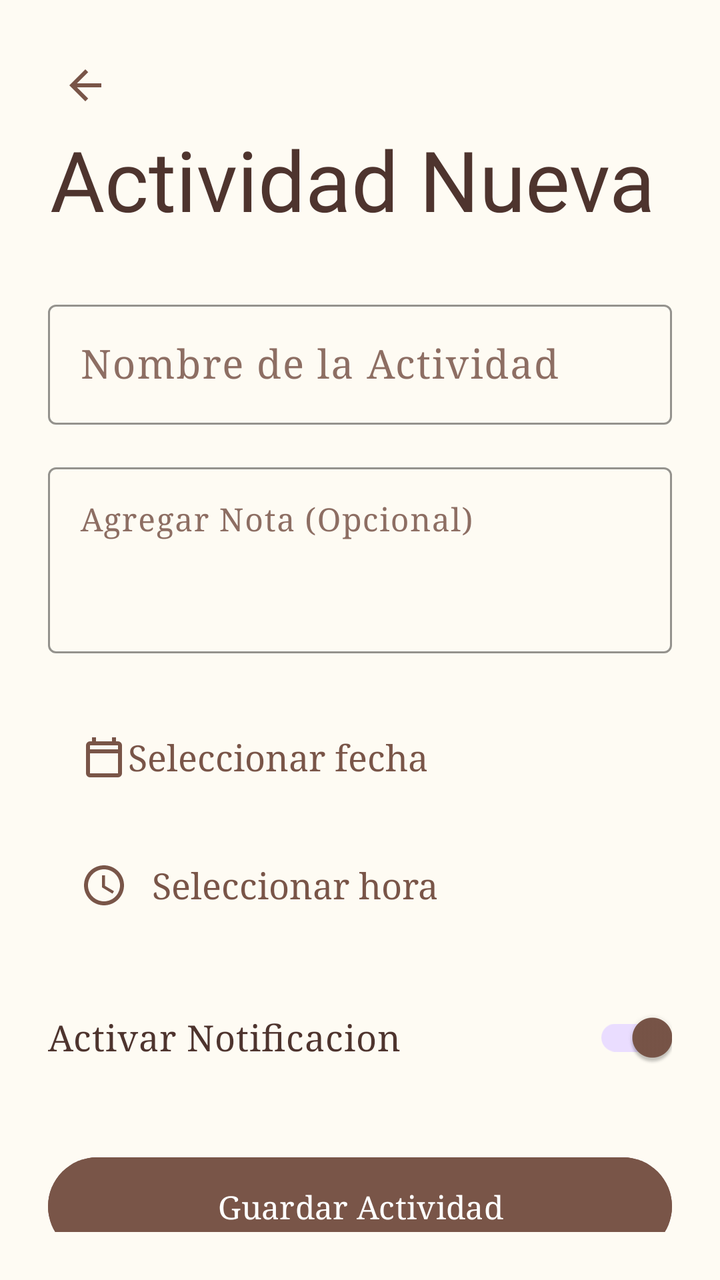
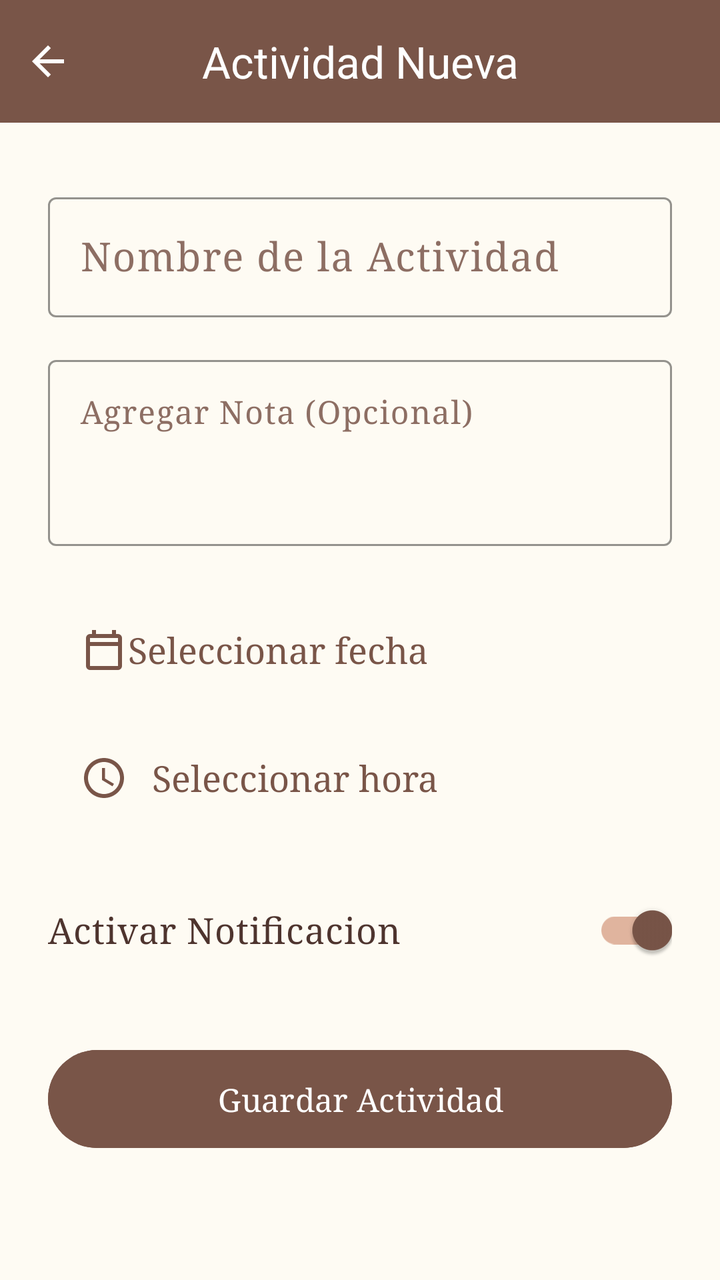

Compare the two renders of this Android layout. The source of the first and the diff that turns it into the second are given below.
<!-- AndroidManifest.xml: application theme Theme.ProyectoAula -->
<!-- res/layout/activity_add_reminder.xml -->
<?xml version="1.0" encoding="utf-8"?>
<androidx.constraintlayout.widget.ConstraintLayout xmlns:android="http://schemas.android.com/apk/res/android"    xmlns:app="http://schemas.android.com/apk/res-auto"
    xmlns:tools="http://schemas.android.com/tools"
    android:id="@+id/main"
    android:layout_width="match_parent"
    android:layout_height="match_parent"
    android:background="@color/background_color"
    android:padding="24dp"
    tools:context=".AddReminderActivity">

    

    <ImageButton
        android:id="@+id/btnBackAddReminder"
        android:layout_width="48dp"
        android:layout_height="48dp"
        android:layout_marginStart="-6dp"
        android:layout_marginTop="-6dp"
        android:background="?attr/selectableItemBackgroundBorderless"
        android:src="@drawable/ic_arrow_back"
        app:layout_constraintBottom_toBottomOf="parent"
        app:layout_constraintEnd_toEndOf="parent"
        app:layout_constraintHorizontal_bias="0.0"
        app:layout_constraintStart_toStartOf="parent"
        app:layout_constraintTop_toTopOf="parent"
        app:layout_constraintVertical_bias="0.0"
        app:tint="@color/primary_color" />

    <TextView
        android:id="@+id/TittleNewAct"
        android:layout_width="370dp"
        android:layout_height="67dp"
        android:layout_marginTop="32dp"
        android:fontFamily="@font/biz_udpmincho"
        android:gravity="center"
        android:text="@string/TittleNewAct"
        android:textColor="@color/text_color"
        android:textSize="42sp"
        app:layout_constraintEnd_toEndOf="parent"
        app:layout_constraintHorizontal_bias="0.571"
        app:layout_constraintStart_toStartOf="parent"
        app:layout_constraintTop_toTopOf="parent" />

    <com.google.android.material.textfield.TextInputLayout
        android:id="@+id/ActNameLayout"
        style="@style/Widget.Material3.TextInputLayout.OutlinedBox"
        android:layout_width="0dp"
        android:layout_height="wrap_content"
        android:layout_marginTop="24dp"
        android:hint="@string/ActNameEdit"
        android:textColorHint="@color/hint_color"
        app:boxStrokeColor="@color/primary_color"
        app:hintTextColor="@color/primary_color"
        app:layout_constraintEnd_toEndOf="parent"
        app:layout_constraintStart_toStartOf="parent"
        app:layout_constraintTop_toBottomOf="@+id/TittleNewAct">

        <com.google.android.material.textfield.TextInputEditText
            android:id="@+id/ActNameEdit"
            android:layout_width="match_parent"
            android:layout_height="wrap_content"
            android:fontFamily="serif"
            android:inputType="textCapSentences"
            android:textColor="@color/text_color"
            android:textSize="20sp" />

    </com.google.android.material.textfield.TextInputLayout>

    <com.google.android.material.textfield.TextInputLayout
        android:id="@+id/ActNoteLayout"
        style="@style/Widget.Material3.TextInputLayout.OutlinedBox"
        android:layout_width="0dp"
        android:layout_height="wrap_content"
        android:layout_marginTop="16dp"
        android:hint="@string/ActNoteEdit"
        android:textColorHint="@color/hint_color"
        app:boxStrokeColor="@color/primary_color"
        app:hintTextColor="@color/primary_color"
        app:layout_constraintEnd_toEndOf="parent"
        app:layout_constraintStart_toStartOf="parent"
        app:layout_constraintTop_toBottomOf="@+id/ActNameLayout">

        <com.google.android.material.textfield.TextInputEditText
            android:id="@+id/ActNoteEdit"
            android:layout_width="match_parent"
            android:layout_height="wrap_content"
            android:fontFamily="serif"
            android:gravity="top|start"
            android:inputType="textMultiLine"
            android:lines="3"
            android:textColor="@color/text_color" />

    </com.google.android.material.textfield.TextInputLayout>

    <TextView
        android:id="@+id/fecha_save"
        android:layout_width="0dp"
        android:layout_height="wrap_content"
        android:layout_marginTop="24dp"
        android:background="?attr/selectableItemBackground"
        android:clickable="true"
        android:focusable="true"
        android:fontFamily="serif"
        android:gravity="left|center_vertical"
        android:padding="16dp"
        android:text="@string/add_reminder_select_date"
        android:textColor="@color/primary_color"
        android:textSize="18sp"
        app:drawableStartCompat="@drawable/icon_date"
        app:drawableTint="@color/primary_color"
        app:layout_constraintEnd_toEndOf="parent"
        app:layout_constraintStart_toStartOf="parent"
        app:layout_constraintTop_toBottomOf="@+id/ActNoteLayout"
        tools:ignore="RtlHardcoded" />

    <TextView
        android:id="@+id/TimeReminder"
        android:layout_width="0dp"
        android:layout_height="wrap_content"
        android:layout_marginTop="8dp"
        android:background="?attr/selectableItemBackground"
        android:clickable="true"
        android:drawablePadding="12dp"
        android:focusable="true"
        android:fontFamily="serif"
        android:gravity="left|center_vertical"
        android:padding="16dp"
        android:text="@string/add_reminder_select_time"
        android:textColor="@color/primary_color"
        android:textSize="18sp"
        app:drawableStartCompat="@drawable/ic_time"
        app:drawableTint="@color/primary_color"
        app:layout_constraintEnd_toEndOf="parent"
        app:layout_constraintStart_toStartOf="parent"
        app:layout_constraintTop_toBottomOf="@+id/fecha_save"
        tools:ignore="RtlHardcoded" />

    <com.google.android.material.switchmaterial.SwitchMaterial
        android:id="@+id/NotificationSwitch"
        android:layout_width="0dp"
        android:layout_height="wrap_content"
        android:layout_marginTop="24dp"
        android:checked="true"
        android:fontFamily="serif"
        android:text="@string/NotificationSwitch"
        android:textColor="@color/text_color"
        android:textColorLink="@color/text_color"
        android:textSize="18sp"
        app:layout_constraintEnd_toEndOf="parent"
        app:layout_constraintStart_toStartOf="parent"
        app:layout_constraintTop_toBottomOf="@+id/TimeReminder" />

    <com.google.android.material.button.MaterialButton
        android:id="@+id/ButtonSave"
        android:layout_width="0dp"
        android:layout_height="wrap_content"
        android:layout_marginTop="32dp"
        android:backgroundTint="@color/primary_color"
        android:fontFamily="serif"
        android:padding="14dp"
        android:text="@string/ButtonSave"
        android:textColor="@color/white"
        android:textSize="16sp"
        app:layout_constraintEnd_toEndOf="parent"
        app:layout_constraintStart_toStartOf="parent"
        app:layout_constraintTop_toBottomOf="@+id/NotificationSwitch" />

</androidx.constraintlayout.widget.ConstraintLayout>
<!-- resources referenced by this layout -->
<resources>
  <color name="background_color">#FFFEFBF3</color>
  <color name="hint_color">#FF8D6E63</color>
  <color name="primary_color">#FF795548</color>
  <color name="text_color">#FF4E342E</color>
  <color name="white">#FFFFFFFF</color>
  <!-- drawable ic_arrow_back (drawable) -->
  <vector xmlns:android="http://schemas.android.com/apk/res/android" android:autoMirrored="true" android:height="24dp" android:tint="#000000" android:viewportHeight="960" android:viewportWidth="960" android:width="24dp">
        
      <path android:fillColor="@android:color/white" android:pathData="M313,520L537,744L480,800L160,480L480,160L537,216L313,440L800,440L800,520L313,520Z"/>
      
  </vector>
  <!-- drawable ic_time (drawable) -->
  <vector xmlns:android="http://schemas.android.com/apk/res/android" android:height="24dp" android:tint="#000000" android:viewportHeight="24" android:viewportWidth="24" android:width="24dp">
        
      <path android:fillColor="@android:color/white" android:pathData="M11.99,2C6.47,2 2,6.48 2,12s4.47,10 9.99,10C17.52,22 22,17.52 22,12S17.52,2 11.99,2zM12,20c-4.42,0 -8,-3.58 -8,-8s3.58,-8 8,-8 8,3.58 8,8 -3.58,8 -8,8z"/>
        
      <path android:fillColor="@android:color/white" android:pathData="M12.5,7H11v6l5.25,3.15 0.75,-1.23 -4.5,-2.67z"/>
      
  </vector>
  <!-- drawable icon_date (drawable) -->
  <vector xmlns:android="http://schemas.android.com/apk/res/android"
      android:width="24dp"
      android:height="24dp"
      android:viewportWidth="960"
      android:viewportHeight="960">
    <path
        android:pathData="M200,880q-33,0 -56.5,-23.5T120,800v-560q0,-33 23.5,-56.5T200,160h40v-80h80v80h320v-80h80v80h40q33,0 56.5,23.5T840,240v560q0,33 -23.5,56.5T760,880L200,880ZM200,800h560v-400L200,400v400ZM200,320h560v-80L200,240v80ZM200,320v-80,80Z"
        android:fillColor="#e3e3e3"/>
  </vector>
  <string name="ActNameEdit" translatable="false">Nombre de la Actividad</string>
  <string name="ActNoteEdit" translatable="false">Agregar Nota (Opcional)</string>
  <string name="ButtonSave" translatable="false">Guardar Actividad</string>
  <string name="NotificationSwitch" translatable="false">Activar Notificacion</string>
  <string name="TittleNewAct" translatable="false">Actividad Nueva</string>
  <string name="add_reminder_select_date" translatable="false">Seleccionar fecha</string>
  <string name="add_reminder_select_time" translatable="false">Seleccionar hora</string>
  
      //Barra Lateral
  <style name="Theme.ProyectoAula" parent="Base.Theme.ProyectoAula" />
  <style name="Base.Theme.ProyectoAula" parent="Theme.Material3.DayNight.NoActionBar">
          
          
          <item name="android:statusBarColor">@color/primary_color</item>
  
          
          <item name="colorPrimary">@color/primary_color</item>
  
          
          <item name="colorOnPrimary">@color/text_on_dark_primary</item>
  
          
          <item name="android:windowBackground">@color/background_color</item>
      </style>
  <color name="text_on_dark_primary">#FFFFFFFF</color>
</resources>

<!-- the commit's change to res/layout/activity_add_reminder.xml (unified diff, before → after) -->
@@ -1,168 +1,176 @@
 <?xml version="1.0" encoding="utf-8"?>
-<androidx.constraintlayout.widget.ConstraintLayout xmlns:android="http://schemas.android.com/apk/res/android"    xmlns:app="http://schemas.android.com/apk/res-auto"
-    xmlns:tools="http://schemas.android.com/tools"
+<androidx.constraintlayout.widget.ConstraintLayout xmlns:android="http://schemas.android.com/apk/res/android"
+    xmlns:app="http://schemas.android.com/apk/res-auto"    xmlns:tools="http://schemas.android.com/tools"
     android:id="@+id/main"
     android:layout_width="match_parent"
     android:layout_height="match_parent"
     android:background="@color/background_color"
-    android:padding="24dp"
     tools:context=".AddReminderActivity">
 
     
+    <TextView
+        android:id="@+id/TittleNewAct"
+        android:layout_width="0dp"
+        android:layout_height="wrap_content"
+        android:background="@color/primary_color"
+        android:fontFamily="@font/biz_udpmincho"
+        android:gravity="center"
+        android:padding="16dp"
+        android:text="@string/TittleNewAct"
+        android:textAppearance="@style/TextAppearance.Material3.TitleLarge"
+        android:textColor="?attr/colorOnPrimary"
+        app:layout_constraintEnd_toEndOf="parent"
+        app:layout_constraintStart_toStartOf="parent"
+        app:layout_constraintTop_toTopOf="parent" />
 
+    
     <ImageButton
         android:id="@+id/btnBackAddReminder"
         android:layout_width="48dp"
-        android:layout_height="48dp"
-        android:layout_marginStart="-6dp"
-        android:layout_marginTop="-6dp"
+        android:layout_height="0dp"
         android:background="?attr/selectableItemBackgroundBorderless"
         android:src="@drawable/ic_arrow_back"
+        app:tint="?attr/colorOnPrimary"
+        app:layout_constraintBottom_toBottomOf="@+id/TittleNewAct"
+        app:layout_constraintStart_toStartOf="parent"
+        app:layout_constraintTop_toTopOf="@+id/TittleNewAct" />
+
+    
+    <androidx.core.widget.NestedScrollView
+        android:layout_width="0dp"
+        android:layout_height="0dp"
+        android:padding="24dp"
         app:layout_constraintBottom_toBottomOf="parent"
-        app:layout_constraintEnd_toEndOf="parent"
-        app:layout_constraintHorizontal_bias="0.0"
-        app:layout_constraintStart_toStartOf="parent"
-        app:layout_constraintTop_toTopOf="parent"
-        app:layout_constraintVertical_bias="0.0"
-        app:tint="@color/primary_color" />
-
-    <TextView
-        android:id="@+id/TittleNewAct"
-        android:layout_width="370dp"
-        android:layout_height="67dp"
-        android:layout_marginTop="32dp"
-        android:fontFamily="@font/biz_udpmincho"
-        android:gravity="center"
-        android:text="@string/TittleNewAct"
-        android:textColor="@color/text_color"
-        android:textSize="42sp"
-        app:layout_constraintEnd_toEndOf="parent"
-        app:layout_constraintHorizontal_bias="0.571"
-        app:layout_constraintStart_toStartOf="parent"
-        app:layout_constraintTop_toTopOf="parent" />
-
-    <com.google.android.material.textfield.TextInputLayout
-        android:id="@+id/ActNameLayout"
-        style="@style/Widget.Material3.TextInputLayout.OutlinedBox"
-        android:layout_width="0dp"
-        android:layout_height="wrap_content"
-        android:layout_marginTop="24dp"
-        android:hint="@string/ActNameEdit"
-        android:textColorHint="@color/hint_color"
-        app:boxStrokeColor="@color/primary_color"
-        app:hintTextColor="@color/primary_color"
         app:layout_constraintEnd_toEndOf="parent"
         app:layout_constraintStart_toStartOf="parent"
         app:layout_constraintTop_toBottomOf="@+id/TittleNewAct">
 
-        <com.google.android.material.textfield.TextInputEditText
-            android:id="@+id/ActNameEdit"
+        <androidx.constraintlayout.widget.ConstraintLayout
             android:layout_width="match_parent"
-            android:layout_height="wrap_content"
-            android:fontFamily="serif"
-            android:inputType="textCapSentences"
-            android:textColor="@color/text_color"
-            android:textSize="20sp" />
+            android:layout_height="wrap_content">
 
-    </com.google.android.material.textfield.TextInputLayout>
+            <com.google.android.material.textfield.TextInputLayout
+                android:id="@+id/ActNameLayout"
+                style="@style/Widget.Material3.TextInputLayout.OutlinedBox"
+                android:layout_width="match_parent"
+                android:layout_height="wrap_content"
+                android:layout_marginTop="8dp"
+                android:hint="@string/ActNameEdit"
+                android:textColorHint="@color/hint_color"
+                app:boxStrokeColor="@color/primary_color"
+                app:hintTextColor="@color/primary_color"
+                app:layout_constraintTop_toTopOf="parent">
 
-    <com.google.android.material.textfield.TextInputLayout
-        android:id="@+id/ActNoteLayout"
-        style="@style/Widget.Material3.TextInputLayout.OutlinedBox"
-        android:layout_width="0dp"
-        android:layout_height="wrap_content"
-        android:layout_marginTop="16dp"
-        android:hint="@string/ActNoteEdit"
-        android:textColorHint="@color/hint_color"
-        app:boxStrokeColor="@color/primary_color"
-        app:hintTextColor="@color/primary_color"
-        app:layout_constraintEnd_toEndOf="parent"
-        app:layout_constraintStart_toStartOf="parent"
-        app:layout_constraintTop_toBottomOf="@+id/ActNameLayout">
+                <com.google.android.material.textfield.TextInputEditText
+                    android:id="@+id/ActNameEdit"
+                    android:layout_width="match_parent"
+                    android:layout_height="wrap_content"
+                    android:fontFamily="serif"
+                    android:inputType="textCapSentences"
+                    android:textColor="@color/text_color"
+                    android:textSize="20sp" />
 
-        <com.google.android.material.textfield.TextInputEditText
-            android:id="@+id/ActNoteEdit"
-            android:layout_width="match_parent"
-            android:layout_height="wrap_content"
-            android:fontFamily="serif"
-            android:gravity="top|start"
-            android:inputType="textMultiLine"
-            android:lines="3"
-            android:textColor="@color/text_color" />
+            </com.google.android.material.textfield.TextInputLayout>
 
-    </com.google.android.material.textfield.TextInputLayout>
+            <com.google.android.material.textfield.TextInputLayout
+                android:id="@+id/ActNoteLayout"
+                style="@style/Widget.Material3.TextInputLayout.OutlinedBox"
+                android:layout_width="match_parent"
+                android:layout_height="wrap_content"
+                android:layout_marginTop="16dp"
+                android:hint="@string/ActNoteEdit"
+                android:textColorHint="@color/hint_color"
+                app:boxStrokeColor="@color/primary_color"
+                app:hintTextColor="@color/primary_color"
+                app:layout_constraintTop_toBottomOf="@+id/ActNameLayout">
 
-    <TextView
-        android:id="@+id/fecha_save"
-        android:layout_width="0dp"
-        android:layout_height="wrap_content"
-        android:layout_marginTop="24dp"
-        android:background="?attr/selectableItemBackground"
-        android:clickable="true"
-        android:focusable="true"
-        android:fontFamily="serif"
-        android:gravity="left|center_vertical"
-        android:padding="16dp"
-        android:text="@string/add_reminder_select_date"
-        android:textColor="@color/primary_color"
-        android:textSize="18sp"
-        app:drawableStartCompat="@drawable/icon_date"
-        app:drawableTint="@color/primary_color"
-        app:layout_constraintEnd_toEndOf="parent"
-        app:layout_constraintStart_toStartOf="parent"
-        app:layout_constraintTop_toBottomOf="@+id/ActNoteLayout"
-        tools:ignore="RtlHardcoded" />
+                <com.google.android.material.textfield.TextInputEditText
+                    android:id="@+id/ActNoteEdit"
+                    android:layout_width="match_parent"
+                    android:layout_height="wrap_content"
+                    android:fontFamily="serif"
+                    android:gravity="top|start"
+                    android:inputType="textMultiLine"
+                    android:lines="3"
+                    android:textColor="@color/text_color" />
 
-    <TextView
-        android:id="@+id/TimeReminder"
-        android:layout_width="0dp"
-        android:layout_height="wrap_content"
-        android:layout_marginTop="8dp"
-        android:background="?attr/selectableItemBackground"
-        android:clickable="true"
-        android:drawablePadding="12dp"
-        android:focusable="true"
-        android:fontFamily="serif"
-        android:gravity="left|center_vertical"
-        android:padding="16dp"
-        android:text="@string/add_reminder_select_time"
-        android:textColor="@color/primary_color"
-        android:textSize="18sp"
-        app:drawableStartCompat="@drawable/ic_time"
-        app:drawableTint="@color/primary_color"
-        app:layout_constraintEnd_toEndOf="parent"
-        app:layout_constraintStart_toStartOf="parent"
-        app:layout_constraintTop_toBottomOf="@+id/fecha_save"
-        tools:ignore="RtlHardcoded" />
+            </com.google.android.material.textfield.TextInputLayout>
 
-    <com.google.android.material.switchmaterial.SwitchMaterial
-        android:id="@+id/NotificationSwitch"
-        android:layout_width="0dp"
-        android:layout_height="wrap_content"
-        android:layout_marginTop="24dp"
-        android:checked="true"
-        android:fontFamily="serif"
-        android:text="@string/NotificationSwitch"
-        android:textColor="@color/text_color"
-        android:textColorLink="@color/text_color"
-        android:textSize="18sp"
-        app:layout_constraintEnd_toEndOf="parent"
-        app:layout_constraintStart_toStartOf="parent"
-        app:layout_constraintTop_toBottomOf="@+id/TimeReminder" />
+            
+            <TextView
+                android:id="@+id/fecha_save"
+                android:layout_width="match_parent"
+                android:layout_height="wrap_content"
+                android:layout_marginTop="24dp"
+                android:background="?attr/selectableItemBackground"
+                android:clickable="true"
+                android:focusable="true"
+                android:fontFamily="serif"
+                android:gravity="left|center_vertical"
+                android:padding="16dp"
+                android:text="@string/add_reminder_select_date"
+                android:textColor="@color/primary_color"
+                android:textSize="18sp"
+                app:drawableStartCompat="@drawable/icon_date"
+                app:drawableTint="@color/primary_color"
+                app:layout_constraintTop_toBottomOf="@+id/ActNoteLayout"
+                tools:ignore="RtlHardcoded" />
 
-    <com.google.android.material.button.MaterialButton
-        android:id="@+id/ButtonSave"
-        android:layout_width="0dp"
-        android:layout_height="wrap_content"
-        android:layout_marginTop="32dp"
-        android:backgroundTint="@color/primary_color"
-        android:fontFamily="serif"
-        android:padding="14dp"
-        android:text="@string/ButtonSave"
-        android:textColor="@color/white"
-        android:textSize="16sp"
-        app:layout_constraintEnd_toEndOf="parent"
-        app:layout_constraintStart_toStartOf="parent"
-        app:layout_constraintTop_toBottomOf="@+id/NotificationSwitch" />
+            
+            <TextView
+                android:id="@+id/TimeReminder"
+                android:layout_width="match_parent"
+                android:layout_height="wrap_content"
+                android:layout_marginTop="8dp"
+                android:background="?attr/selectableItemBackground"
+                android:clickable="true"
+                android:drawablePadding="12dp"
+                android:focusable="true"
+                android:fontFamily="serif"
+                android:gravity="left|center_vertical"
+                android:padding="16dp"
+                android:text="@string/add_reminder_select_time"
+                android:textColor="@color/primary_color"
+                android:textSize="18sp"
+                app:drawableStartCompat="@drawable/ic_time"
+                app:drawableTint="@color/primary_color"
+                app:layout_constraintTop_toBottomOf="@+id/fecha_save"
+                tools:ignore="RtlHardcoded" />
+
+            
+            <com.google.android.material.switchmaterial.SwitchMaterial
+                android:id="@+id/NotificationSwitch"
+                android:layout_width="match_parent"
+                android:layout_height="wrap_content"
+                android:layout_marginTop="24dp"
+                android:checked="true"
+                android:fontFamily="serif"
+                android:text="@string/NotificationSwitch"
+                android:textColor="@color/text_color"
+                android:textSize="18sp"
+                app:thumbTint="@color/primary_color"
+                app:trackTint="@color/peach_accent"
+                app:layout_constraintTop_toBottomOf="@+id/TimeReminder"
+                app:layout_constraintStart_toStartOf="parent"
+                app:layout_constraintEnd_toEndOf="parent" />
+
+            
+            <com.google.android.material.button.MaterialButton
+                android:id="@+id/ButtonSave"
+                android:layout_width="match_parent"
+                android:layout_height="wrap_content"
+                android:layout_marginTop="32dp"
+                android:layout_marginBottom="16dp"
+                android:backgroundTint="@color/primary_color"
+                android:fontFamily="serif"
+                android:padding="14dp"
+                android:text="@string/ButtonSave"
+                android:textColor="@color/white"
+                android:textSize="16sp"
+                app:layout_constraintBottom_toBottomOf="parent"
+                app:layout_constraintTop_toBottomOf="@+id/NotificationSwitch" />
+
+        </androidx.constraintlayout.widget.ConstraintLayout>
+    </androidx.core.widget.NestedScrollView>
 
 </androidx.constraintlayout.widget.ConstraintLayout>
<!-- resource entries referenced after the edit -->
@@ -2,6 +2,7 @@
 <resources>
   <color name="background_color">#FFFEFBF3</color>
   <color name="hint_color">#FF8D6E63</color>
+  <color name="peach_accent">#FFE0B49E</color>
   <color name="primary_color">#FF795548</color>
   <color name="text_color">#FF4E342E</color>
   <color name="white">#FFFFFFFF</color>
@@ -41,18 +42,37 @@
   <style name="Theme.ProyectoAula" parent="Base.Theme.ProyectoAula" />
   <style name="Base.Theme.ProyectoAula" parent="Theme.Material3.DayNight.NoActionBar">
           
-          
           <item name="android:statusBarColor">@color/primary_color</item>
   
           
           <item name="colorPrimary">@color/primary_color</item>
+          <item name="colorOnPrimary">@color/white</item>
   
           
-          <item name="colorOnPrimary">@color/text_on_dark_primary</item>
+          <item name="colorSecondary">@color/hint_color</item>
+          <item name="colorTertiary">@color/peach_accent</item>
+          <item name="colorContainer">@color/background_color_things</item>
+  
+          
+          <item name="colorAccent">@color/primary_color</item>
+          <item name="android:colorAccent">@color/primary_color</item>
+          <item name="android:colorControlActivated">@color/primary_color</item>
   
           
           <item name="android:windowBackground">@color/background_color</item>
+  
+          
+          <item name="materialTimePickerTheme">@style/CustomTimePickerTheme</item>
       </style>
-  <color name="text_on_dark_primary">#FFFFFFFF</color>
+  <color name="background_color_things">#FFF5E6D3</color>
+  <style name="CustomTimePickerTheme" parent="ThemeOverlay.MaterialComponents.TimePicker">
+          <item name="colorPrimary">@color/primary_color</item>
+          <item name="colorOnPrimary">@color/white</item>
+          <item name="colorSurface">@color/background_color</item>
+          <item name="colorOnSurface">@color/text_color</item>
+          
+          <item name="colorSecondaryContainer">@color/peach_accent</item>
+          <item name="colorOnSecondaryContainer">@color/text_color</item>
+      </style>
 </resources>
 
